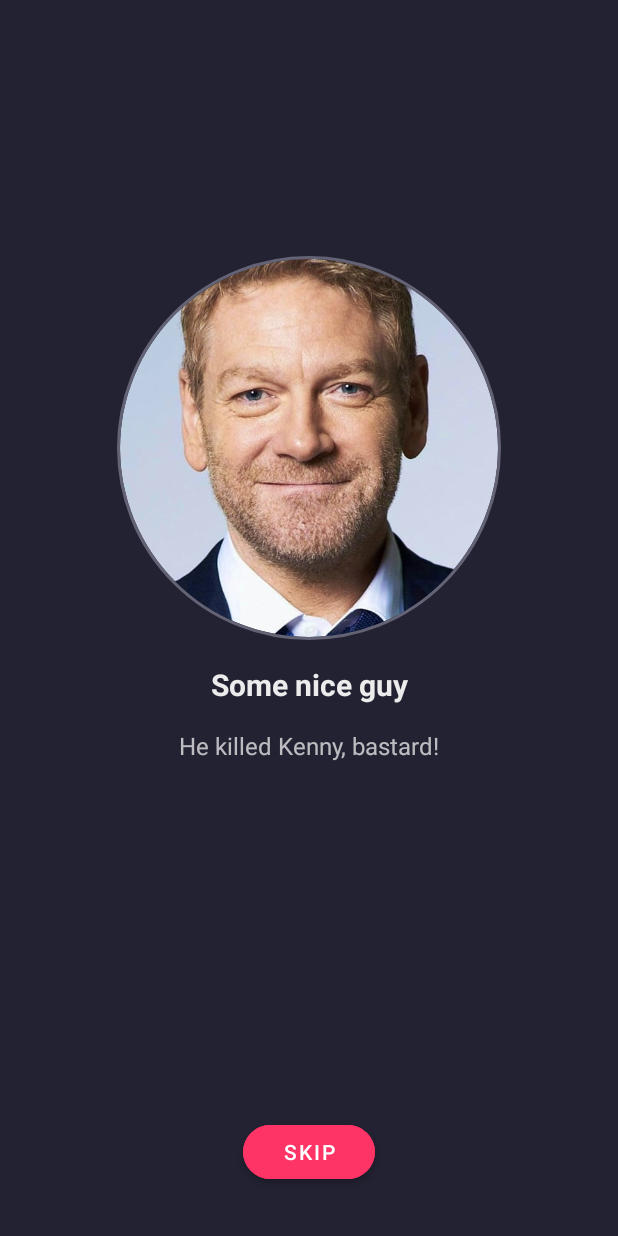
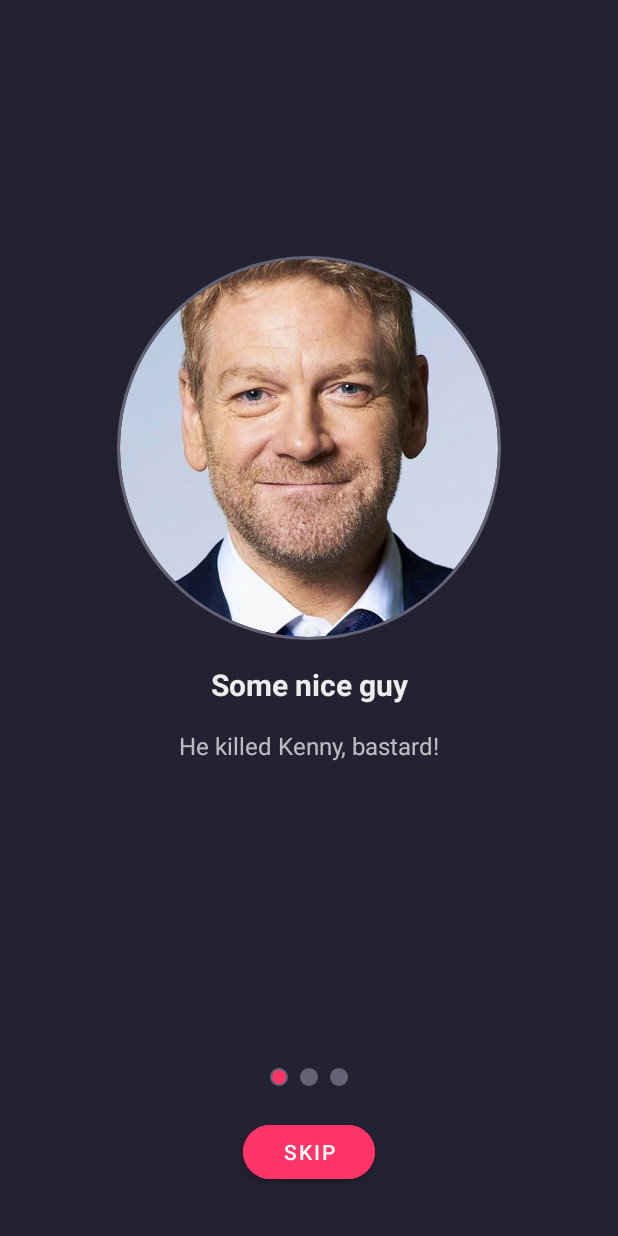
Before and after one commit to Zelyder/test47_viewpager2, an Android app: the screen it shows after launch (MainActivity), on a phone screen of 412 x 824 dp. Run offline under Robolectric (Android 15) with nearby library versions, the phone set to English and light mode, and no system bars; our stand-ins replace CircleImageView.

Commit message:
Pager indicator completed. All is done.

```diff
--- a/app/src/main/java/ru/webanimal/test47_viewpager2/OnboardingHostFragment.kt
+++ b/app/src/main/java/ru/webanimal/test47_viewpager2/OnboardingHostFragment.kt
@@ -2,11 +2,13 @@ package ru.webanimal.test47_viewpager2
 
 import android.content.Context
 import android.os.Bundle
-import android.util.Log
+import android.util.TypedValue
 import android.view.LayoutInflater
 import android.view.View
 import android.view.ViewGroup
 import android.widget.Button
+import android.widget.ImageView
+import android.widget.LinearLayout
 import androidx.fragment.app.Fragment
 import androidx.viewpager2.widget.ViewPager2
 
@@ -15,6 +17,8 @@ class OnboardingHostFragment : Fragment() {
     private var exitListener: ExitClickListener? = null
     private var pager: ViewPager2? = null
     private var skipButton: Button? = null
+    private var indicatorsLayout: LinearLayout? = null
+    private var indicators: MutableList<ImageView> = mutableListOf()
     private var pagesCount = 0
     private var currentPage = 0
 
@@ -45,14 +49,8 @@ class OnboardingHostFragment : Fragment() {
                 super.onPageSelected(position)
 
                 currentPage = position
-                val textResId = if (currentPage >= (pagesCount - 1)) {
-                    R.string.onboarding_page_button_close
-
-                } else {
-                    R.string.onboarding_page_button_skip
-                }
-                skipButton?.text = getString(textResId)
-                Log.d("TAG", "TEST::onPageSelected pos:$currentPage")
+                updateIndicators(currentPage)
+                updateSkipButton(currentPage)
             }
         })
 
@@ -62,6 +60,57 @@ class OnboardingHostFragment : Fragment() {
                 else -> pager?.setCurrentItem(pagesCount - 1, true)
             }
         }}
+
+        indicatorsLayout = view.findViewById(R.id.layIndicators)
+        initIndicators(indicatorsLayout)
+    }
+
+    private fun initIndicators(layout: LinearLayout?) {
+        layout?.let {
+            val context = it.context
+            it.removeAllViews()
+            val params = LinearLayout.LayoutParams(
+                    ViewGroup.LayoutParams.WRAP_CONTENT,
+                    ViewGroup.LayoutParams.WRAP_CONTENT
+            )
+            params.setMargins(
+                    context.dpToPx(4f).toInt(),
+                    context.dpToPx(4f).toInt(),
+                    context.dpToPx(4f).toInt(),
+                    context.dpToPx(4f).toInt()
+            )
+            for (i in 0 until pagesCount) {
+                val indicator = ImageView(context).apply {
+                    layoutParams = params
+                    setImageResource(R.drawable.shape_pager_indicator_default)
+                }
+                indicators.add(indicator)
+                layout.addView(indicator, i)
+            }
+        }
+    }
+
+    private fun updateIndicators(currentPage: Int) {
+        var drawableResId = 0
+        for (i in indicators.indices) {
+            drawableResId = if (i == currentPage) {
+                R.drawable.shape_pager_indicator_selected
+
+            } else {
+                R.drawable.shape_pager_indicator_default
+            }
+            indicators[i].setImageResource(drawableResId)
+        }
+    }
+
+    private fun updateSkipButton(currentPage: Int) {
+        val textResId = if (currentPage >= (pagesCount - 1)) {
+            R.string.onboarding_page_button_close
+
+        } else {
+            R.string.onboarding_page_button_skip
+        }
+        skipButton?.text = getString(textResId)
     }
 
     private fun preparePages(): List<Page> {
@@ -87,6 +136,7 @@ class OnboardingHostFragment : Fragment() {
         exitListener = null
         pager = null
         skipButton = null
+        indicatorsLayout = null
 
         super.onDetach()
     }
@@ -99,3 +149,9 @@ class OnboardingHostFragment : Fragment() {
         fun create(): OnboardingHostFragment = OnboardingHostFragment()
     }
 }
+
+private fun Context.dpToPx(dp: Float) = TypedValue.applyDimension(
+        TypedValue.COMPLEX_UNIT_DIP,
+        dp,
+        this.resources.displayMetrics
+)
--- /dev/null
+++ b/app/src/main/res/drawable/shape_pager_indicator_default.xml
@@ -0,0 +1,16 @@
+<?xml version="1.0" encoding="utf-8"?>
+<shape
+    xmlns:android="http://schemas.android.com/apk/res/android"
+    android:shape="oval"
+    >
+
+    <size
+        android:width="@dimen/onboarding_indicator_item_space"
+        android:height="@dimen/onboarding_indicator_item_space"
+        />
+
+    <solid
+        android:color="@color/colorGrayStroke"
+        />
+
+</shape>
--- /dev/null
+++ b/app/src/main/res/drawable/shape_pager_indicator_selected.xml
@@ -0,0 +1,21 @@
+<?xml version="1.0" encoding="utf-8"?>
+<shape
+    xmlns:android="http://schemas.android.com/apk/res/android"
+    android:shape="oval"
+    >
+
+    <size
+        android:width="@dimen/onboarding_indicator_item_space"
+        android:height="@dimen/onboarding_indicator_item_space"
+        />
+
+    <solid
+        android:color="@color/colorPink"
+        />
+
+    <stroke
+        android:width="@dimen/onboarding_indicator_item_border_width"
+        android:color="@color/colorGrayStroke"
+        />
+
+</shape>
--- a/app/src/main/res/layout/onboarding_host_fragment.xml
+++ b/app/src/main/res/layout/onboarding_host_fragment.xml
@@ -17,11 +17,23 @@
         app:layout_constraintTop_toTopOf="parent"
         />
 
+    <LinearLayout
+        android:id="@+id/layIndicators"
+        android:layout_width="@dimen/onboarding_indicator_layout_width"
+        android:layout_height="wrap_content"
+        android:layout_marginBottom="@dimen/space_16dp"
+        android:gravity="center"
+        android:orientation="horizontal"
+        app:layout_constraintBottom_toTopOf="@+id/btnOnboardingButton"
+        app:layout_constraintLeft_toLeftOf="parent"
+        app:layout_constraintRight_toRightOf="parent"
+        />
+
     <com.google.android.material.button.MaterialButton
         android:id="@+id/btnOnboardingButton"
         android:layout_width="wrap_content"
         android:layout_height="@dimen/onboarding_button_height"
-        android:layout_margin="@dimen/space_32dp"
+        android:layout_marginBottom="@dimen/space_32dp"
         android:textColor="@color/white"
         android:text="@string/onboarding_page_button_skip"
         android:backgroundTint="@color/colorPink"
--- a/app/src/main/res/values/dimens.xml
+++ b/app/src/main/res/values/dimens.xml
@@ -2,6 +2,7 @@
 <resources>
 
     <dimen name="space_32dp">32dp</dimen>
+    <dimen name="space_24dp">16dp</dimen>
     <dimen name="space_16dp">16dp</dimen>
     <dimen name="space_8dp">8dp</dimen>
     <dimen name="space_4dp">4dp</dimen>
@@ -9,6 +10,9 @@
     <!-- Onboarding -->
     <dimen name="onboarding_avatar_diameter">256dp</dimen>
     <dimen name="onboarding_avatar_stroke_width">2dp</dimen>
+    <dimen name="onboarding_indicator_layout_width">256dp</dimen>
+    <dimen name="onboarding_indicator_item_space">12dp</dimen>
+    <dimen name="onboarding_indicator_item_border_width">1dp</dimen>
     <dimen name="onboarding_button_height">48dp</dimen>
     <dimen name="onboarding_button_radius">24dp</dimen>
     <!-- Onboarding -->
```
